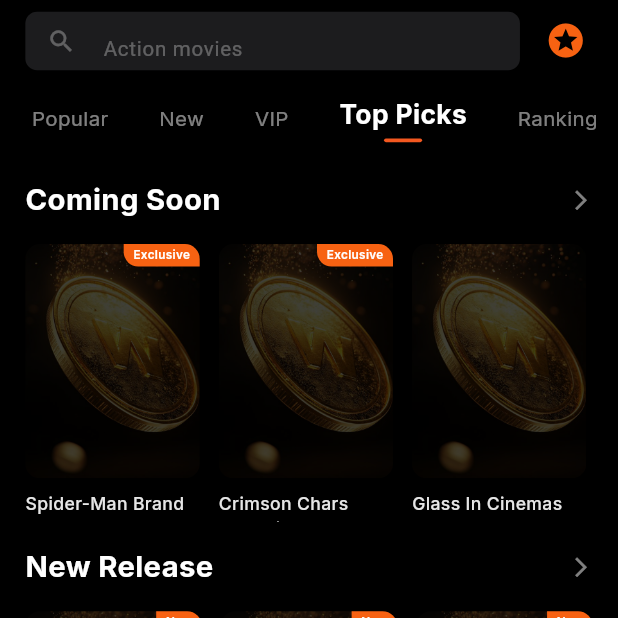
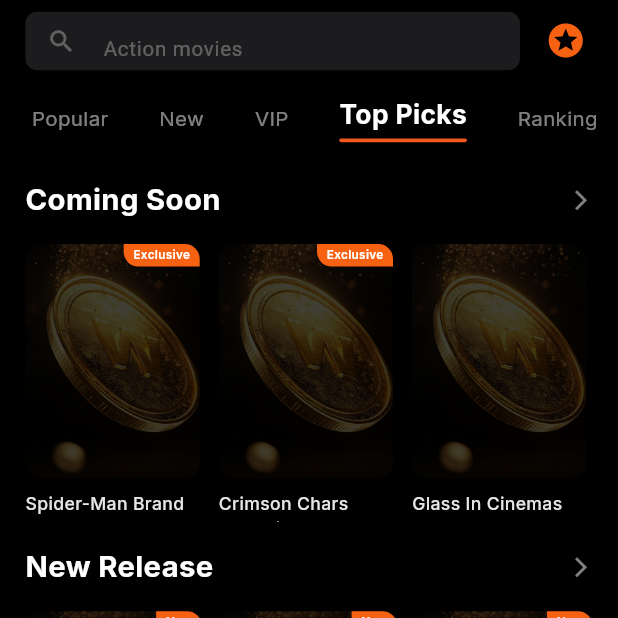
Before and after one commit to sakilkhan649/uremz100, a Flutter app: the DiscoverScreen screen opened directly, after a tap on "New", after a tap on "VIP", after a tap on "Top Picks", on a phone screen of 412 x 824 dp, the top half of it. Run offline on Flutter 3.47's test engine with Material 3 defaults, Android fonts, the phone set to English and light mode, and no system bars; our stand-ins replace flutter_screenutil, flutter_svg, get, google_fonts, pinput.

Commit message:
Refine Discover Screen tab indicator width to match text

```diff
--- a/lib/View/Home/Discover/discover_screen.dart
+++ b/lib/View/Home/Discover/discover_screen.dart
@@ -65,8 +65,10 @@ class DiscoverScreen extends StatelessWidget {
                       child: Container(
                         padding: EdgeInsets.symmetric(horizontal: 16.w),
                         alignment: Alignment.center,
+                        child: IntrinsicWidth(
                           child: Column(
                             mainAxisSize: MainAxisSize.min,
+                            crossAxisAlignment: CrossAxisAlignment.stretch,
                             children: [
                               CustomText(
                                 text: controller.mainTabs[index],
@@ -77,18 +79,19 @@ class DiscoverScreen extends StatelessWidget {
                                 color: isSelected
                                     ? Colors.white
                                     : Colors.white.withOpacity(0.5),
+                                textAlign: TextAlign.center,
                               ),
                               if (isSelected)
                                 Container(
                                   margin: EdgeInsets.only(top: 4.h),
                                   height: 2.5.h,
-                                width: 24.w,
                                   decoration: BoxDecoration(
                                     color: const Color(0xFFF35820),
                                     borderRadius: BorderRadius.circular(2.r),
                                   ),
                                 ),
                             ],
+                          ),
                         ),
                       ),
                     );
```
Lines whose indentation alone changed are shown as unchanged.
